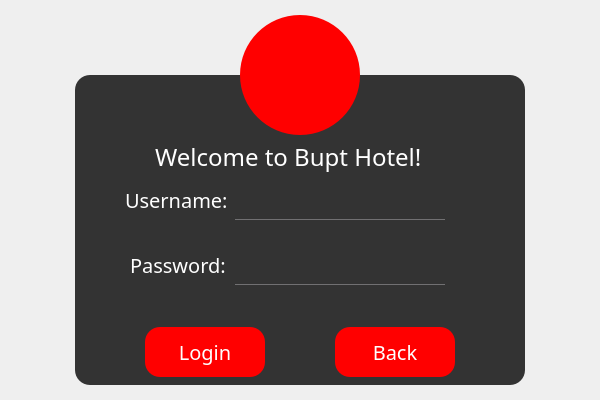
Qt form Client/ui/login.ui (LHL3341/BUPTHotel) before a commit.
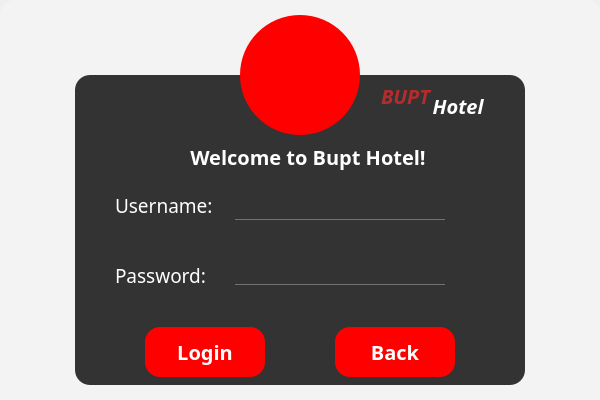
The same form after that commit. Icons and pictures are not drawn.

```diff
--- a/Client/ui/login.ui
+++ b/Client/ui/login.ui
@@ -121,12 +121,16 @@
     <property name="font">
      <font>
       <family>century gothic</family>
-      <pointsize>18</pointsize>
+      <pointsize>15</pointsize>
+      <bold>true</bold>
      </font>
     </property>
     <property name="text">
      <string>Welcome to Bupt Hotel!</string>
     </property>
+    <property name="alignment">
+     <set>Qt::AlignCenter</set>
+    </property>
    </widget>
    <widget class="QPushButton" name="pushButton_return">
     <property name="geometry">
@@ -141,6 +145,7 @@
      <font>
       <family>century gothic</family>
       <pointsize>15</pointsize>
+      <bold>true</bold>
      </font>
     </property>
     <property name="text">
@@ -160,6 +165,7 @@
      <font>
       <family>century gothic</family>
       <pointsize>15</pointsize>
+      <bold>true</bold>
      </font>
     </property>
     <property name="text">
@@ -169,16 +175,16 @@
    <widget class="QLabel" name="label_username">
     <property name="geometry">
      <rect>
-      <x>50</x>
-      <y>105</y>
-      <width>106</width>
+      <x>40</x>
+      <y>110</y>
+      <width>111</width>
       <height>40</height>
      </rect>
     </property>
     <property name="font">
      <font>
       <family>century gothic</family>
-      <pointsize>15</pointsize>
+      <pointsize>14</pointsize>
      </font>
     </property>
     <property name="text">
@@ -229,16 +235,16 @@
    <widget class="QLabel" name="label_password">
     <property name="geometry">
      <rect>
-      <x>55</x>
-      <y>170</y>
-      <width>105</width>
+      <x>40</x>
+      <y>180</y>
+      <width>111</width>
       <height>40</height>
      </rect>
     </property>
     <property name="font">
      <font>
       <family>century gothic</family>
-      <pointsize>15</pointsize>
+      <pointsize>14</pointsize>
      </font>
     </property>
     <property name="lineWidth">
@@ -267,6 +273,60 @@
      <string/>
     </property>
    </widget>
+   <widget class="QLabel" name="label_7">
+    <property name="geometry">
+     <rect>
+      <x>270</x>
+      <y>0</y>
+      <width>121</width>
+      <height>41</height>
+     </rect>
+    </property>
+    <property name="font">
+     <font>
+      <family>century gothic</family>
+      <pointsize>15</pointsize>
+      <italic>true</italic>
+      <bold>true</bold>
+     </font>
+    </property>
+    <property name="styleSheet">
+     <string notr="true">color: #B62B2B;</string>
+    </property>
+    <property name="text">
+     <string>BUPT</string>
+    </property>
+    <property name="alignment">
+     <set>Qt::AlignCenter</set>
+    </property>
+   </widget>
+   <widget class="QLabel" name="label_6">
+    <property name="geometry">
+     <rect>
+      <x>320</x>
+      <y>10</y>
+      <width>121</width>
+      <height>41</height>
+     </rect>
+    </property>
+    <property name="font">
+     <font>
+      <family>century gothic</family>
+      <pointsize>15</pointsize>
+      <italic>true</italic>
+      <bold>true</bold>
+     </font>
+    </property>
+    <property name="styleSheet">
+     <string notr="true">background-color: rgba(255, 255, 255, 0);</string>
+    </property>
+    <property name="text">
+     <string> Hotel</string>
+    </property>
+    <property name="alignment">
+     <set>Qt::AlignCenter</set>
+    </property>
+   </widget>
   </widget>
   <widget class="QToolButton" name="toolButton">
    <property name="geometry">
@@ -291,6 +351,22 @@
     </size>
    </property>
   </widget>
+  <widget class="QTextBrowser" name="textBrowser_3">
+   <property name="geometry">
+    <rect>
+     <x>0</x>
+     <y>0</y>
+     <width>601</width>
+     <height>421</height>
+    </rect>
+   </property>
+   <property name="styleSheet">
+    <string notr="true">background-color: rgba(255, 255, 255, 60);</string>
+   </property>
+  </widget>
+  <zorder>textBrowser_3</zorder>
+  <zorder>frame</zorder>
+  <zorder>toolButton</zorder>
  </widget>
  <resources>
   <include location="../img.qrc"/>
```
